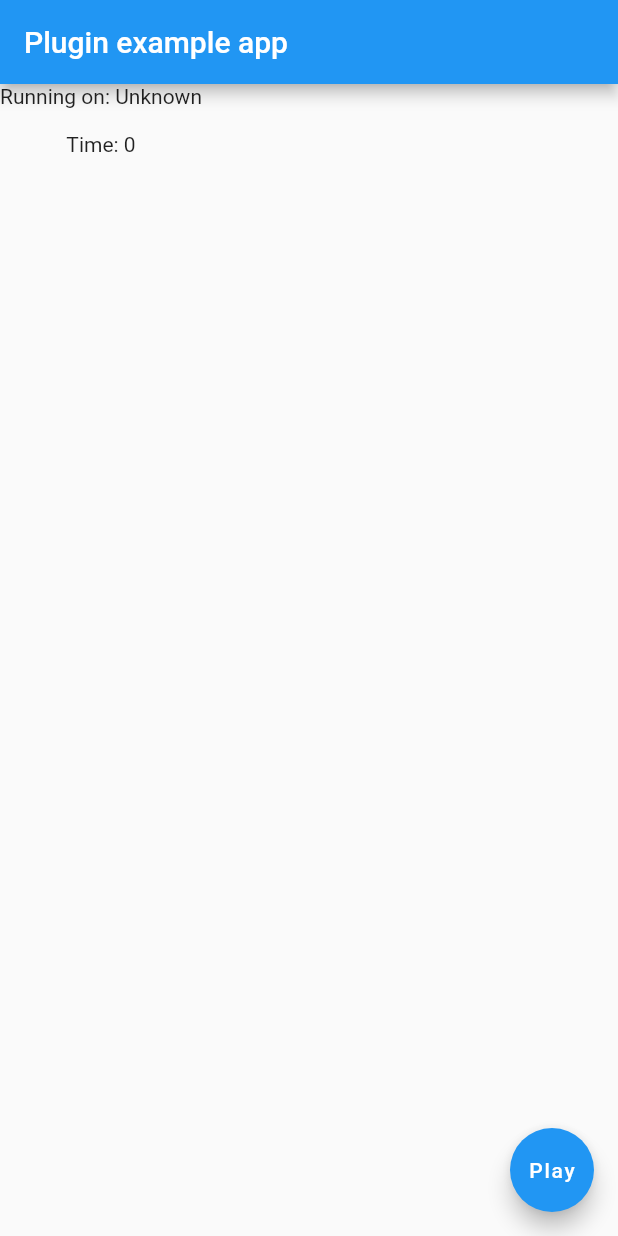
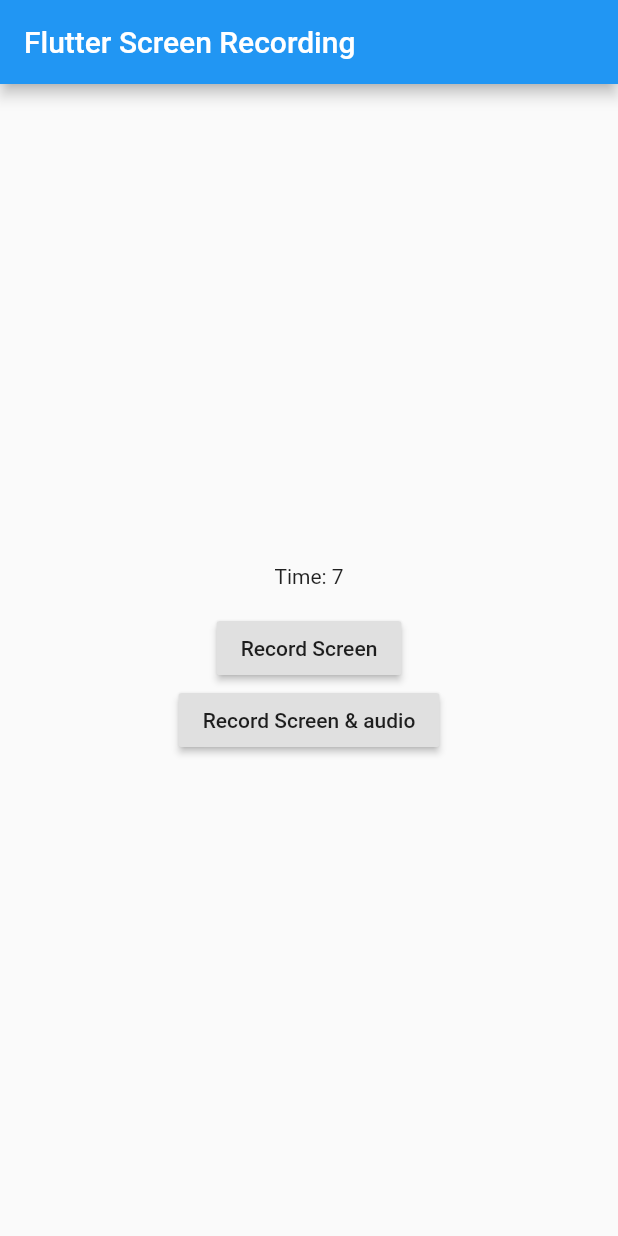
Before and after one commit to Isvisoft/flutter_screen_recording, a Flutter app: the screen it shows after launch, on a phone screen of 412 x 824 dp. Run offline on Flutter 3.47's test engine with Material 2 defaults, Android fonts, the phone set to English and light mode, and no system bars; our stand-ins replace open_file, permission_handler.

Commit message:
add fun startRecordScreenAndAudio

```diff
--- a/example/lib/main.dart
+++ b/example/lib/main.dart
@@ -1,7 +1,6 @@
 import 'dart:async';
 
 import 'package:flutter/material.dart';
-import 'package:flutter/services.dart';
 import 'package:flutter_screen_recording/flutter_screen_recording.dart';
 import 'package:quiver/async.dart';
 import 'package:permission_handler/permission_handler.dart';
@@ -15,8 +14,6 @@ class MyApp extends StatefulWidget {
 }
 
 class _MyAppState extends State<MyApp> {
-  String _platformVersion = 'Unknown';
-  String textBtn = "Play";
   bool recording = false;
   int _time = 0;
 
@@ -24,6 +21,7 @@ class _MyAppState extends State<MyApp> {
     await PermissionHandler().requestPermissions([
       PermissionGroup.storage,
       PermissionGroup.photos,
+      PermissionGroup.microphone,
     ]);
   }
 
@@ -31,29 +29,7 @@ class _MyAppState extends State<MyApp> {
   void initState() {
     super.initState();
     requestPermissions();
-    initPlatformState();
-  }
-
-  // Platform messages are asynchronous, so we initialize in an async method.
-  Future<void> initPlatformState() async {
-    String platformVersion;
-    // Platform messages may fail, so we use a try/catch PlatformException.
-
-    try {
-      platformVersion = await FlutterScreenRecording.platformVersion;
-    } on PlatformException {
-      platformVersion = 'Failed to get platform version.';
-    }
-
     startTimer();
-    // If the widget was removed from the tree while the asynchronous platform
-    // message was in flight, we want to discard the reply rather than calling
-    // setState to update our non-existent appearance.
-    if (!mounted) return;
-
-    setState(() {
-      _platformVersion = platformVersion;
-    });
   }
 
   void startTimer() {
@@ -64,9 +40,7 @@ class _MyAppState extends State<MyApp> {
 
     var sub = countDownTimer.listen(null);
     sub.onData((duration) {
-      setState(() {
-        _time++;
-      });
+      setState(() => _time++);
     });
 
     sub.onDone(() {
@@ -80,36 +54,52 @@ class _MyAppState extends State<MyApp> {
     return MaterialApp(
       home: Scaffold(
         appBar: AppBar(
-          title: const Text('Plugin example app'),
+          title: const Text('Flutter Screen Recording'),
         ),
         body: Column(
+          mainAxisAlignment: MainAxisAlignment.center,
           children: <Widget>[
-            Text('Running on: $_platformVersion\n'),
             Text('Time: $_time\n'),
+            !recording
+                ? Center(
+                    child: RaisedButton(
+                      child: Text("Record Screen"),
+                      onPressed: () => startScreenRecord(false),
+                    ),
+                  )
+                : Container(),
+            !recording
+                ? Center(
+                    child: RaisedButton(
+                      child: Text("Record Screen & audio"),
+                      onPressed: () => startScreenRecord(true),
+                    ),
+                  )
+                : Center(
+                    child: RaisedButton(
+                      child: Text("Stop Record"),
+                      onPressed: () => stopScreenRecord(),
+                    ),
+                  )
           ],
-        ),
-        floatingActionButton: FloatingActionButton(
-          child: Text('$textBtn'),
-          onPressed: () async {
-            if (recording) {
-              stopScreenRecord();
-            } else {
-              startScreenRecord();
-            }
-          },
         ),
       ),
     );
   }
 
-  startScreenRecord() async {
-    bool start = await FlutterScreenRecording.startRecordScreen("Title");
+  startScreenRecord(bool audio) async {
+    bool start = false;
+
+    if (audio) {
+      start = await FlutterScreenRecording.startRecordScreenAndAudio("Title");
+    } else {
+      start = await FlutterScreenRecording.startRecordScreen("Title");
+    }
+
     if (start) {
-      setState(() {
-        recording = !recording;
-        textBtn = (recording) ? "Stop" : "Play";
-      });
+      setState(() => recording = !recording);
     }
+
     return start;
   }
 
@@ -117,7 +107,6 @@ class _MyAppState extends State<MyApp> {
     String path = await FlutterScreenRecording.stopRecordScreen;
     setState(() {
       recording = !recording;
-      textBtn = (recording) ? "Stop" : "Play";
     });
     print("Opening video");
     print(path);
--- a/lib/flutter_screen_recording.dart
+++ b/lib/flutter_screen_recording.dart
@@ -3,16 +3,15 @@ import 'dart:async';
 import 'package:flutter/services.dart';
 
 class FlutterScreenRecording {
-  static const MethodChannel _channel =
-      const MethodChannel('flutter_screen_recording');
+  static const MethodChannel _channel = const MethodChannel('flutter_screen_recording');
 
-  static Future<String> get platformVersion async {
-    final String version = await _channel.invokeMethod('getPlatformVersion');
-    return version;
+  static Future<bool> startRecordScreen(String name) async {
+    final bool start = await _channel.invokeMethod('startRecordScreen', {"name": name, "audio": false});
+    return start;
   }
 
-  static Future<bool> startRecordScreen(String name) async {
-    final bool start = await _channel.invokeMethod('startRecordScreen', name);
+  static Future<bool> startRecordScreenAndAudio(String name) async {
+    final bool start = await _channel.invokeMethod('startRecordScreen', {"name": name, "audio": true});
     return start;
   }
 
```
Also changed, not shown: example/pubspec.lock, pubspec.lock, 3 other files.
